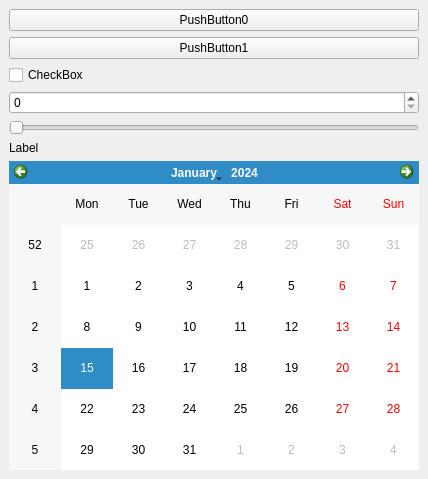
Old version of the form final_project/Plugin/src/SamplePlugin.ui in the repository agr695/ROVI01.
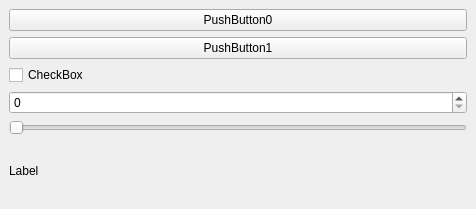
New version of the form.

Commit message: V0.1 Plugin working, image following failing

```diff
--- a/final_project/Plugin/src/SamplePlugin.ui
+++ b/final_project/Plugin/src/SamplePlugin.ui
@@ -6,8 +6,8 @@
    <rect>
     <x>0</x>
     <y>0</y>
-    <width>428</width>
-    <height>479</height>
+    <width>476</width>
+    <height>209</height>
    </rect>
   </property>
   <property name="windowTitle">
@@ -55,9 +55,6 @@
         </property>
        </widget>
       </item>
-      <item>
-       <widget class="QCalendarWidget" name="_calendar"/>
-      </item>
      </layout>
     </item>
    </layout>
```
The commit also changes 19 other files.
